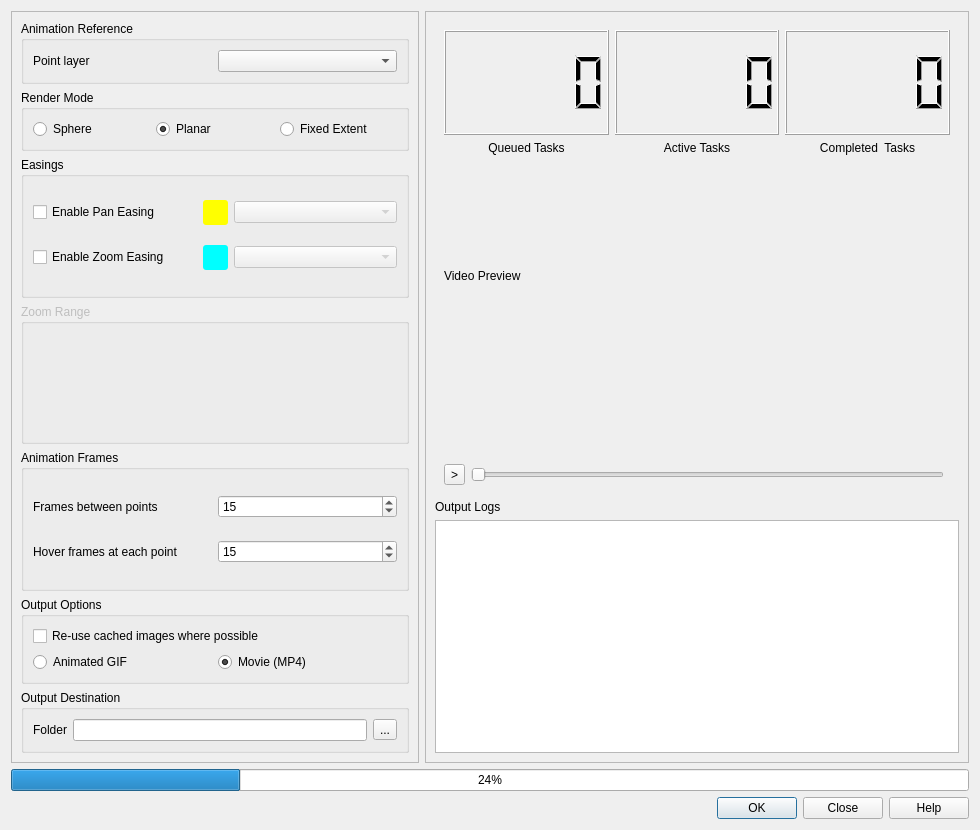
Old version of the form ui/animation_workbench_base.ui in the repository timlinux/QGISAnimationWorkbench.
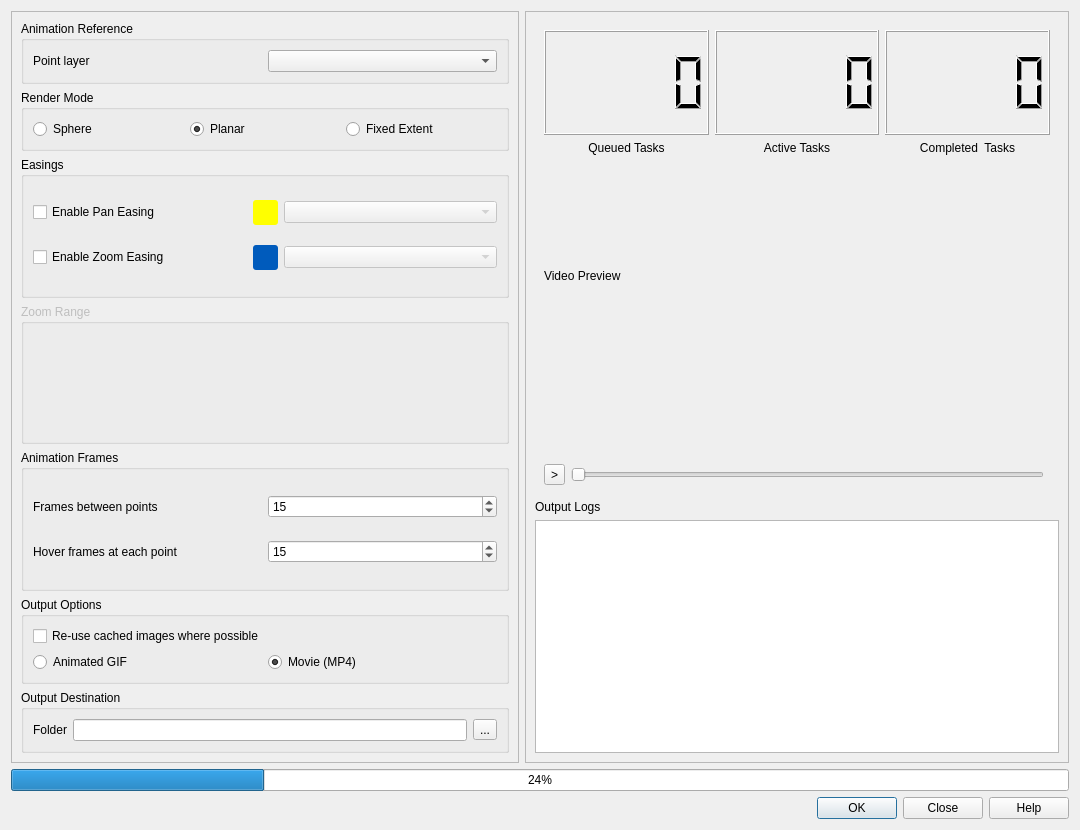
New version of the form. The open tabs and pages were chosen to show the change. Custom widgets are drawn as their Qt base class.

Commit message: Hooked up logic for fixed extent mode

What changed in the file:
```diff
--- a/ui/animation_workbench_base.ui
+++ b/ui/animation_workbench_base.ui
@@ -6,7 +6,7 @@
    <rect>
     <x>0</x>
     <y>0</y>
-    <width>980</width>
+    <width>1080</width>
     <height>830</height>
    </rect>
   </property>
@@ -118,7 +118,7 @@
                 </size>
                </property>
                <property name="styleSheet">
-                <string notr="true">background: cyan; border-radius: 3px;</string>
+                <string notr="true">background: #005bbc; border-radius: 3px;</string>
                </property>
               </widget>
              </item>
```
Left out of the diff: 2 changed lines with no effect on the pictures. The commit also changes 2 other files.
